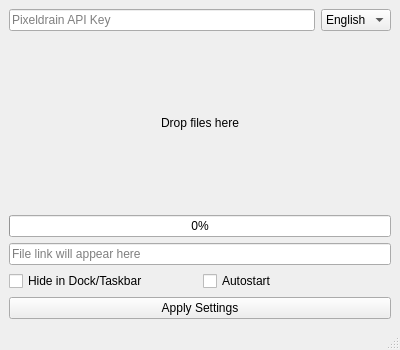
Before: the Qt Designer form src/gui/MainWindow.ui in ZekqKeku/QuickShare, drawn with Qt 5.
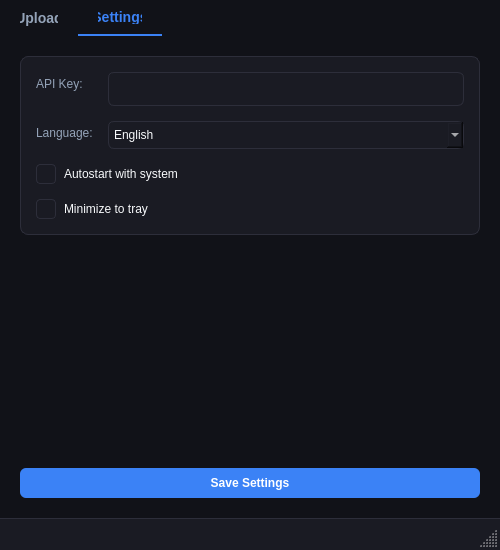
After: the same form once the commit is applied. The open tabs and pages were chosen to show the change.

Commit message: feat: update GUI - Implement tabbed layout for Upload and Settings sections - Refactor UI styling and layout based on the prototype - Add application version and connection status to the status bar - Update localization files with new UI strings - Clean up source code and UI definitions

Patch:
```diff
--- a/src/gui/MainWindow.ui
+++ b/src/gui/MainWindow.ui
@@ -6,43 +6,184 @@
    <rect>
     <x>0</x>
     <y>0</y>
-    <width>400</width>
-    <height>350</height>
+    <width>500</width>
+    <height>550</height>
    </rect>
   </property>
   <property name="windowTitle">
    <string>QuickShare</string>
   </property>
+  <property name="styleSheet">
+   <string notr="true">
+QMainWindow {
+    background-color: #111218;
+}
+
+QWidget#centralwidget {
+    background-color: #111218;
+}
+
+QTabWidget::pane {
+    border-top: 1px solid #2d2e3a;
+    background: #111218;
+}
+
+QTabBar::tab {
+    background: transparent;
+    color: #94a3b8;
+    padding: 10px 20px;
+    font-size: 14px;
+    font-weight: 500;
+}
+
+QTabBar::tab:selected {
+    color: #3b82f6;
+    border-bottom: 2px solid #3b82f6;
+}
+
+QTabBar::tab:hover:!selected {
+    color: #f8fafc;
+}
+
+QLabel#label {
+    border: 2px dashed #2d2e3a;
+    border-radius: 8px;
+    background-color: #1a1b23;
+    color: #94a3b8;
+    padding: 40px;
+}
+
+QLabel#label:hover {
+    border-color: #3b82f6;
+    background-color: #1e293b;
+}
+
+QPushButton#saveBtn {
+    background-color: #3b82f6;
+    color: white;
+    border-radius: 6px;
+    padding: 8px 16px;
+    font-weight: 600;
+}
+
+QPushButton#saveBtn:hover {
+    background-color: #2563eb;
+}
+
+QPushButton#saveBtn:disabled {
+    background-color: #1e293b;
+    color: #64748b;
+}
+
+QLineEdit {
+    background-color: #1a1b23;
+    border: 1px solid #2d2e3a;
+    border-radius: 6px;
+    padding: 8px;
+    color: #f8fafc;
+}
+
+QLineEdit:focus {
+    border-color: #3b82f6;
+}
+
+QComboBox {
+    background-color: #1a1b23;
+    border: 1px solid #2d2e3a;
+    border-radius: 6px;
+    padding: 5px;
+    color: #f8fafc;
+}
+
+QProgressBar {
+    border: 1px solid #2d2e3a;
+    border-radius: 4px;
+    background-color: #1a1b23;
+    text-align: center;
+    color: white;
+}
+
+QProgressBar::chunk {
+    background-color: #3b82f6;
+    border-radius: 3px;
+}
+
+QCheckBox {
+    color: #f8fafc;
+    spacing: 8px;
+}
+
+QCheckBox::indicator {
+    width: 18px;
+    height: 18px;
+    border: 1px solid #2d2e3a;
+    border-radius: 4px;
+    background-color: #1a1b23;
+}
+
+QCheckBox::indicator:checked {
+    background-color: #3b82f6;
+    border-color: #3b82f6;
+}
+
+QStatusBar {
+    background-color: #1a1b23;
+    color: #94a3b8;
+    border-top: 1px solid #2d2e3a;
+}
+
+QFrame#settingsFrame {
+    background-color: #1a1b23;
+    border-radius: 8px;
+    border: 1px solid #2d2e3a;
+}
+   </string>
+  </property>
   <widget class="QWidget" name="centralwidget">
    <layout class="QVBoxLayout" name="verticalLayout">
-    <item>
-     <layout class="QHBoxLayout" name="settingsLayout">
-      <item>
-       <widget class="QLineEdit" name="apiKeyEdit">
-        <property name="echoMode">
-         <enum>QLineEdit::Password</enum>
-        </property>
-        <property name="placeholderText">
-         <string>Pixeldrain API Key</string>
-        </property>
-       </widget>
-      </item>
-      <item>
-       <widget class="QComboBox" name="languageComboBox">
-        <item>
-         <property name="text">
-          <string>English</string>
-         </property>
-        </item>
+    <property name="spacing">
+     <number>0</number>
+    </property>
+    <property name="leftMargin">
+     <number>0</number>
+    </property>
+    <property name="topMargin">
+     <number>0</number>
+    </property>
+    <property name="rightMargin">
+     <number>0</number>
+    </property>
+    <property name="bottomMargin">
+     <number>0</number>
+    </property>
         <item>
-         <property name="text">
-          <string>Polski</string>
-         </property>
-        </item>
-       </widget>
-      </item>
-     </layout>
-    </item>
+     <widget class="QTabWidget" name="tabWidget">
+      <property name="styleSheet">
+       <string notr="true">QTabWidget::pane { border: 0; }</string>
+      </property>
+      <property name="currentIndex">
+       <number>0</number>
+      </property>
+      <widget class="QWidget" name="uploadTab">
+       <attribute name="title">
+        <string>Upload</string>
+       </attribute>
+       <layout class="QVBoxLayout" name="verticalLayout_2">
+        <property name="spacing">
+         <number>15</number>
+        </property>
+        <property name="leftMargin">
+         <number>20</number>
+        </property>
+        <property name="topMargin">
+         <number>20</number>
+        </property>
+        <property name="rightMargin">
+         <number>20</number>
+        </property>
+        <property name="bottomMargin">
+         <number>20</number>
+        </property>
     <item>
      <widget class="QLabel" name="label">
       <property name="sizePolicy">
@@ -51,8 +192,15 @@
         <verstretch>0</verstretch>
        </sizepolicy>
       </property>
+          <property name="font">
+           <font>
+            <pointsize>14</pointsize>
+            <weight>50</weight>
+            <bold>false</bold>
+           </font>
+          </property>
       <property name="text">
-       <string>Drop files here</string>
+           <string>Drag and drop files here</string>
       </property>
       <property name="alignment">
        <set>Qt::AlignCenter</set>
@@ -61,9 +209,18 @@
     </item>
     <item>
      <widget class="QProgressBar" name="progressBar">
+          <property name="maximumSize">
+           <size>
+            <width>16777215</width>
+            <height>8</height>
+           </size>
+          </property>
       <property name="value">
        <number>0</number>
       </property>
+          <property name="textVisible">
+           <bool>false</bool>
+          </property>
      </widget>
     </item>
     <item>
@@ -76,35 +233,151 @@
       </property>
      </widget>
     </item>
+       </layout>
+      </widget>
+      <widget class="QWidget" name="settingsTab">
+       <attribute name="title">
+        <string>Settings</string>
+       </attribute>
+       <layout class="QVBoxLayout" name="verticalLayout_3">
+        <property name="spacing">
+         <number>20</number>
+        </property>
+        <property name="leftMargin">
+         <number>20</number>
+        </property>
+        <property name="topMargin">
+         <number>20</number>
+        </property>
+        <property name="rightMargin">
+         <number>20</number>
+        </property>
+        <property name="bottomMargin">
+         <number>20</number>
+        </property>
     <item>
-     <layout class="QHBoxLayout" name="checkboxLayout">
+         <widget class="QFrame" name="settingsFrame">
+          <property name="frameShape">
+           <enum>QFrame::StyledPanel</enum>
+          </property>
+          <property name="frameShadow">
+           <enum>QFrame::Raised</enum>
+          </property>
+          <layout class="QVBoxLayout" name="verticalLayout_4">
+           <property name="spacing">
+            <number>15</number>
+           </property>
+           <property name="leftMargin">
+            <number>15</number>
+           </property>
+           <property name="topMargin">
+            <number>15</number>
+           </property>
+           <property name="rightMargin">
+            <number>15</number>
+           </property>
+           <property name="bottomMargin">
+            <number>15</number>
+           </property>
       <item>
-       <widget class="QCheckBox" name="hideDockCheckBox">
+            <layout class="QFormLayout" name="formLayout">
+             <property name="horizontalSpacing">
+              <number>15</number>
+             </property>
+             <property name="verticalSpacing">
+              <number>15</number>
+             </property>
+             <item row="0" column="0">
+              <widget class="QLabel" name="label_apiKey">
+               <property name="styleSheet">
+                <string notr="true">color: #94a3b8;</string>
+               </property>
         <property name="text">
-         <string>Hide in Dock/Taskbar</string>
-        </property>
-       </widget>
+                <string>API Key:</string>
+               </property>
+              </widget>
+             </item>
+             <item row="0" column="1">
+              <widget class="QLineEdit" name="apiKeyEdit">
+               <property name="echoMode">
+                <enum>QLineEdit::Password</enum>
+               </property>
+              </widget>
+             </item>
+             <item row="1" column="0">
+              <widget class="QLabel" name="label_lang">
+               <property name="styleSheet">
+                <string notr="true">color: #94a3b8;</string>
+               </property>
+               <property name="text">
+                <string>Language:</string>
+               </property>
+              </widget>
+             </item>
+             <item row="1" column="1">
+              <widget class="QComboBox" name="languageComboBox">
+               <item>
+                <property name="text">
+                 <string>English</string>
+                </property>
+               </item>
+               <item>
+                <property name="text">
+                 <string>Polski</string>
+                </property>
+               </item>
+              </widget>
+             </item>
+            </layout>
       </item>
       <item>
        <widget class="QCheckBox" name="autostartCheckBox">
         <property name="text">
-         <string>Autostart</string>
+              <string>Autostart with system</string>
+             </property>
+            </widget>
+           </item>
+           <item>
+            <widget class="QCheckBox" name="hideDockCheckBox">
+             <property name="text">
+              <string>Minimize to tray</string>
         </property>
        </widget>
       </item>
      </layout>
+         </widget>
+        </item>
+        <item>
+         <spacer name="verticalSpacer">
+          <property name="orientation">
+           <enum>Qt::Vertical</enum>
+          </property>
+          <property name="sizeHint" stdset="0">
+           <size>
+            <width>20</width>
+            <height>40</height>
+           </size>
+          </property>
+         </spacer>
     </item>
     <item>
      <widget class="QPushButton" name="saveBtn">
       <property name="text">
-       <string>Apply Settings</string>
+           <string>Save Settings</string>
       </property>
      </widget>
     </item>
    </layout>
   </widget>
-  <widget class="QMenuBar" name="menubar"/>
-  <widget class="QStatusBar" name="statusbar"/>
+     </widget>
+    </item>
+   </layout>
+  </widget>
+  <widget class="QStatusBar" name="statusbar">
+   <property name="styleSheet">
+    <string notr="true">padding: 5px;</string>
+   </property>
+  </widget>
  </widget>
  <resources/>
  <connections/>
```
Left out of the diff: 3 changed lines with no effect on the pictures. Lines whose indentation alone changed are shown as unchanged. The commit also changes 3 other files.
